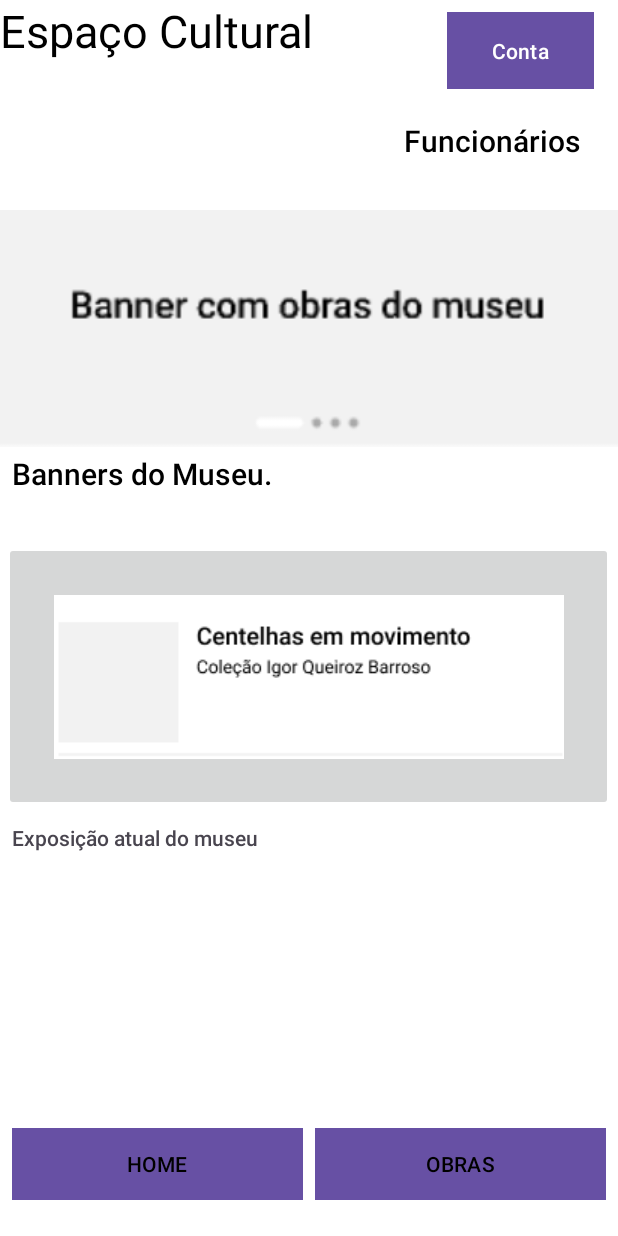
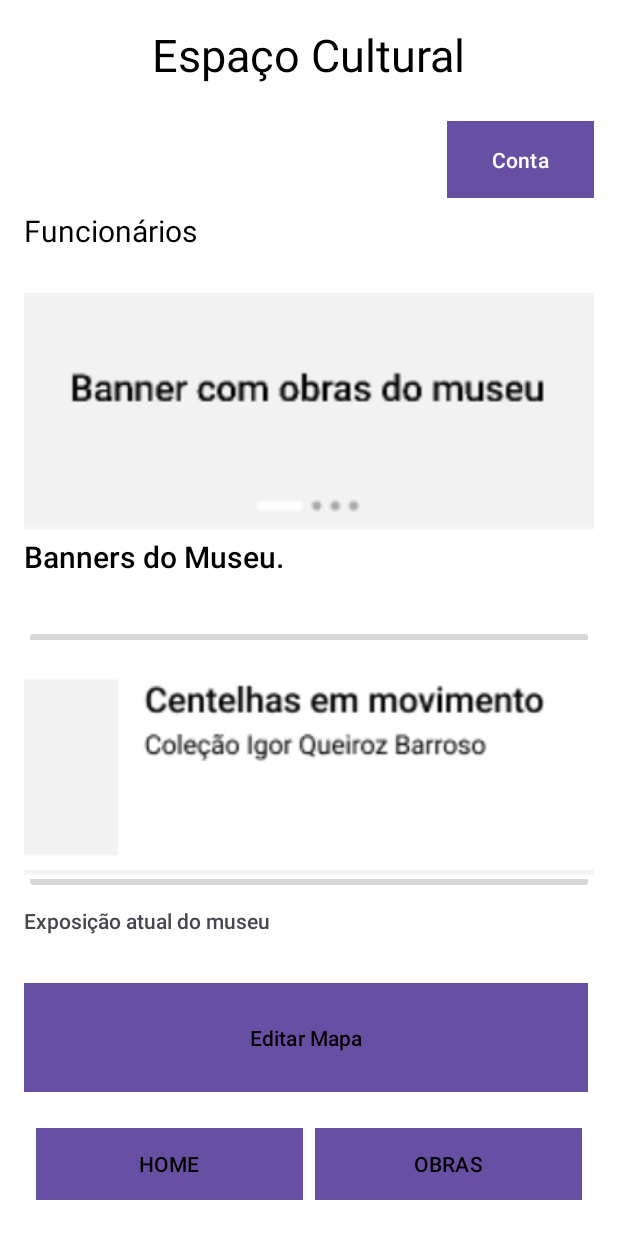
Before and after one commit to ThiagoElias20/AppMuseu, an Android app: the HomeFuncionario screen opened directly, with no data from a screen before it, on a phone screen of 412 x 824 dp. Run offline under Robolectric (Android 15) with nearby library versions, the phone set to English and light mode, and no system bars; our stand-ins replace Firebase (no records; nobody signed in at launch, a user with empty details on screens opened directly).

Commit message:
Mapa na home do funcionario

```diff
--- a/app/src/main/java/com/example/agoravai/HomeFuncionario.kt
+++ b/app/src/main/java/com/example/agoravai/HomeFuncionario.kt
@@ -1,5 +1,6 @@
 package com.example.agoravai
 
+import android.annotation.SuppressLint
 import android.content.Intent
 import android.os.Bundle
 import android.widget.Button
@@ -9,31 +10,76 @@ import androidx.activity.enableEdgeToEdge
 import androidx.appcompat.app.AppCompatActivity
 import androidx.core.view.ViewCompat
 import androidx.core.view.WindowInsetsCompat
+import androidx.recyclerview.widget.LinearLayoutManager
+import androidx.recyclerview.widget.RecyclerView
+import com.google.firebase.firestore.FirebaseFirestore
+import com.google.firebase.firestore.ListenerRegistration
 
 class HomeFuncionario : AppCompatActivity() {
+
+    private lateinit var recyclerView: RecyclerView
+    private lateinit var mapaAdapter: MapaVisitanteAdapter
+    private val db = FirebaseFirestore.getInstance()
+    private var mapaListener: ListenerRegistration? = null
+    private var allMapas: List<Mapa> = emptyList()
+
     override fun onCreate(savedInstanceState: Bundle?) {
         super.onCreate(savedInstanceState)
         enableEdgeToEdge()
         setContentView(R.layout.activity_home_funcionario)
+
         val home = findViewById<Button>(R.id.home_func)
         val obras = findViewById<Button>(R.id.obras_func)
         val conta = findViewById<Button>(R.id.Conta)
         val evento = findViewById<ImageButton>(R.id.imageView)
+        val crudMapa = findViewById<Button>(R.id.crudMapa)
+
+        recyclerView = findViewById(R.id.recyclerViewFuncionario)
+        recyclerView.layoutManager = LinearLayoutManager(this)
+
+        mapaAdapter = MapaVisitanteAdapter(emptyList())
+        recyclerView.adapter = mapaAdapter
+
         home.setOnClickListener {
-            val intent = Intent(this,HomeFuncionario::class.java)
+            val intent = Intent(this, HomeFuncionario::class.java)
             startActivity(intent)
         }
         obras.setOnClickListener {
-            val intent = Intent(this,CrudObras::class.java)
+            val intent = Intent(this, CrudObras::class.java)
             startActivity(intent)
         }
         conta.setOnClickListener {
-            val intent = Intent(this,MainActivity2::class.java)
+            val intent = Intent(this, MainActivity2::class.java)
             startActivity(intent)
         }
         evento.setOnClickListener {
-            val intent = Intent(this,CrudEventos::class.java)
+            val intent = Intent(this, CrudEventos::class.java)
             startActivity(intent)
         }
+        crudMapa.setOnClickListener {
+            val intent = Intent(this, CrudMapa::class.java)
+            startActivity(intent)
         }
+
+        fetchMapas()
+    }
+
+    private fun fetchMapas() {
+        mapaListener = db.collection("Mapas").addSnapshotListener { snapshots, e ->
+            if (e != null) {
+                // Handle the error
+                return@addSnapshotListener
+            }
+
+            if (snapshots != null) {
+                allMapas = snapshots.map { it.toObject(Mapa::class.java).apply { id = it.id } }
+                mapaAdapter.updateMapas(allMapas)
+            }
+        }
+    }
+
+    override fun onDestroy() {
+        super.onDestroy()
+        mapaListener?.remove()
+    }
 }
--- a/app/src/main/res/layout/activity_home_funcionario.xml
+++ b/app/src/main/res/layout/activity_home_funcionario.xml
@@ -8,26 +8,115 @@
     android:background="@android:color/white"
     tools:context=".HomeFuncionario">
 
+    <ScrollView
+        android:layout_width="0dp"
+        android:layout_height="0dp"
+        app:layout_constraintTop_toTopOf="parent"
+        app:layout_constraintBottom_toBottomOf="parent"
+        app:layout_constraintStart_toStartOf="parent"
+        app:layout_constraintEnd_toEndOf="parent"
+        android:fillViewport="true">
+
+        <LinearLayout
+            android:layout_width="match_parent"
+            android:layout_height="wrap_content"
+            android:orientation="vertical"
+            android:padding="16dp">
+
             <TextView
                 android:id="@+id/textView3"
                 android:layout_width="wrap_content"
                 android:layout_height="wrap_content"
                 android:text="Espaço Cultural"
                 android:textColor="@android:color/black"
-        android:textSize="30dp"
-        app:layout_constraintStart_toStartOf="parent"
-        app:layout_constraintTop_toBottomOf="@+id/frameLayout" />
+                android:textSize="30sp"
+                android:layout_gravity="center_horizontal" />
+
+            <FrameLayout
+                android:id="@+id/frameLayout"
+                android:layout_width="match_parent"
+                android:layout_height="wrap_content"
+                android:layout_marginTop="16dp" />
+
+            <Button
+                android:id="@+id/Conta"
+                android:layout_width="98dp"
+                android:layout_height="51dp"
+                android:layout_marginTop="8dp"
+                android:layout_gravity="end"
+                android:background="@color/black"
+                android:text="Conta"
+                android:textColor="@android:color/white" />
+
+            <TextView
+                android:id="@+id/descFuncionario"
+                android:layout_width="wrap_content"
+                android:layout_height="wrap_content"
+                android:layout_marginTop="8dp"
+                android:text="Funcionários"
+                android:textColor="@android:color/black"
+                android:textSize="20sp"
+                android:layout_gravity="start" />
+
+            <ImageView
+                android:id="@+id/banner_todas_obras"
+                android:layout_width="match_parent"
+                android:layout_height="158dp"
+                android:layout_marginTop="28dp"
+                android:scaleType="centerCrop"
+                android:src="@drawable/obrasmuseu" />
+
+            <TextView
+                android:id="@+id/obra_destaque"
+                android:layout_width="wrap_content"
+                android:layout_height="wrap_content"
+                android:layout_marginTop="4dp"
+                android:fontFamily="sans-serif-medium"
+                android:text="Banners do Museu."
+                android:textColor="@android:color/black"
+                android:textSize="20sp"
+                android:layout_gravity="start" />
+
+            <ImageButton
+                android:id="@+id/imageView"
+                android:layout_width="match_parent"
+                android:layout_height="179dp"
+                android:layout_marginTop="32dp"
+                android:scaleType="centerCrop"
+                app:srcCompat="@drawable/image5" />
+
+            <TextView
+                android:id="@+id/textView"
+                android:layout_width="wrap_content"
+                android:layout_height="wrap_content"
+                android:layout_marginTop="8dp"
+                android:fontFamily="sans-serif-medium"
+                android:text="Exposição atual do museu"
+                android:layout_gravity="start" />
+
+            <androidx.recyclerview.widget.RecyclerView
+                android:id="@+id/recyclerViewFuncionario"
+                android:layout_width="match_parent"
+                android:layout_height="wrap_content"
+                android:layout_marginTop="16dp"
+                android:layout_marginBottom="16dp" />
+
+            <Button
+                android:id="@+id/crudMapa"
+                android:layout_width="match_parent"
+                android:layout_height="35dp"
+                android:layout_marginEnd="4dp"
+                android:layout_weight="1"
+                android:background="@android:color/darker_gray"
+                android:text="Editar Mapa"
+                android:textColor="@android:color/black" />
 
             <LinearLayout
-        android:id="@+id/linearLayout"
                 android:layout_width="match_parent"
                 android:layout_height="wrap_content"
                 android:orientation="horizontal"
-        app:layout_constraintBottom_toBottomOf="parent"
-        app:layout_constraintStart_toStartOf="parent"
-        app:layout_constraintEnd_toEndOf="parent"
-        android:padding="8dp"
-        android:layout_marginBottom="16dp">
+                android:layout_marginTop="16dp"
+                android:padding="8dp">
 
                 <Button
                     android:id="@+id/home_func"
@@ -48,96 +137,9 @@
                     android:textColor="@android:color/black"
                     android:background="@android:color/darker_gray"
                     android:layout_marginStart="4dp"/>
+            </LinearLayout>
 
         </LinearLayout>
-
-    <FrameLayout
-        android:id="@+id/frameLayout"
-        android:layout_width="0dp"
-        android:layout_height="wrap_content"
-        app:layout_constraintEnd_toEndOf="parent"
-        app:layout_constraintStart_toStartOf="parent"
-        app:layout_constraintTop_toBottomOf="@id/textView3"
-        android:layout_marginTop="16dp"/>
-
-    <!-- Banner para Todas as Obras -->
-
-    <!-- Quadrado para sinalizar a obra em destaque -->
-
-    <!-- Texto para sinalizar a obra em destaque -->
-
-    <Button
-        android:id="@+id/Conta"
-        android:layout_width="98dp"
-        android:layout_height="51dp"
-        android:layout_marginTop="8dp"
-        android:layout_marginEnd="16dp"
-        android:background="@color/black"
-        android:text="Conta"
-        android:textColor="@android:color/white"
-        app:layout_constraintEnd_toEndOf="parent"
-        app:layout_constraintTop_toBottomOf="@+id/frameLayout" />
-
-    <TextView
-        android:id="@+id/descFuncionario"
-        android:layout_width="125dp"
-        android:layout_height="32dp"
-        android:layout_marginStart="60dp"
-        android:layout_marginTop="80dp"
-        android:fontFamily="sans-serif-medium"
-        android:text="Funcionários"
-        android:textColor="@android:color/black"
-        android:textSize="20sp"
-        app:layout_constraintStart_toEndOf="@+id/textView3"
-        app:layout_constraintTop_toBottomOf="@+id/frameLayout" />
-
-    <ImageView
-        android:id="@+id/banner_todas_obras"
-        android:layout_width="414dp"
-        android:layout_height="158dp"
-        android:layout_marginTop="28dp"
-        android:scaleType="centerCrop"
-        android:src="@drawable/obrasmuseu"
-        app:layout_constraintEnd_toEndOf="parent"
-        app:layout_constraintHorizontal_bias="1.0"
-        app:layout_constraintStart_toStartOf="parent"
-        app:layout_constraintTop_toBottomOf="@+id/descFuncionario"
-        app:srcCompat="@drawable/obrasmuseu" />
-
-    <TextView
-        android:id="@+id/obra_destaque"
-        android:layout_width="180dp"
-        android:layout_height="27dp"
-        android:layout_marginTop="4dp"
-        android:layout_marginEnd="224dp"
-        android:fontFamily="sans-serif-medium"
-        android:text="Banners do Museu."
-        android:textColor="@android:color/black"
-        android:textSize="20sp"
-        app:layout_constraintEnd_toEndOf="parent"
-        app:layout_constraintTop_toBottomOf="@+id/banner_todas_obras" />
-
-    <ImageButton
-        android:id="@+id/imageView"
-        android:layout_width="406dp"
-        android:layout_height="179dp"
-        android:layout_marginTop="32dp"
-        app:layout_constraintEnd_toEndOf="parent"
-        app:layout_constraintHorizontal_bias="0.4"
-        app:layout_constraintStart_toStartOf="parent"
-        app:layout_constraintTop_toBottomOf="@+id/obra_destaque"
-        android:contentDescription="@string/centelhas_em_movimento_desc"
-        app:srcCompat="@drawable/image5" />
-
-    <TextView
-        android:id="@+id/textView"
-        android:layout_width="200dp"
-        android:layout_height="39dp"
-        android:layout_marginTop="8dp"
-        android:layout_marginEnd="204dp"
-        android:fontFamily="sans-serif-medium"
-        android:text="Exposição atual do museu"
-        app:layout_constraintEnd_toEndOf="parent"
-        app:layout_constraintTop_toBottomOf="@+id/imageView" />
+    </ScrollView>
 
 </androidx.constraintlayout.widget.ConstraintLayout>
```
Lines whose indentation alone changed are shown as unchanged.
